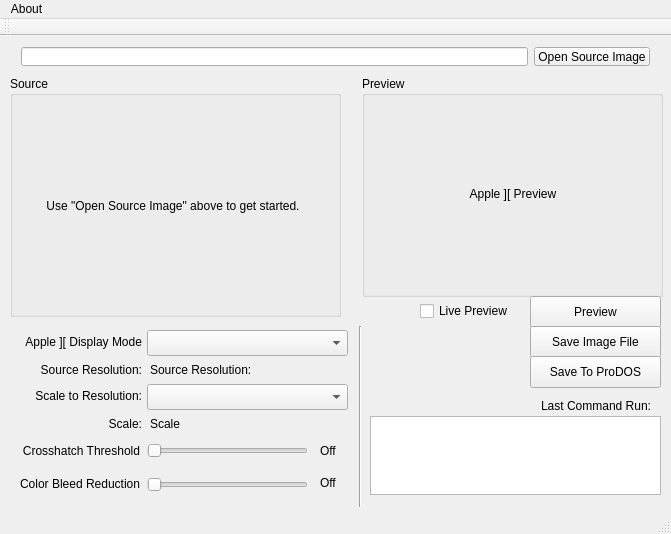
Above: buckshot/mainwindow.ui from digarok/buckshot before the change. Below: the same form after it.
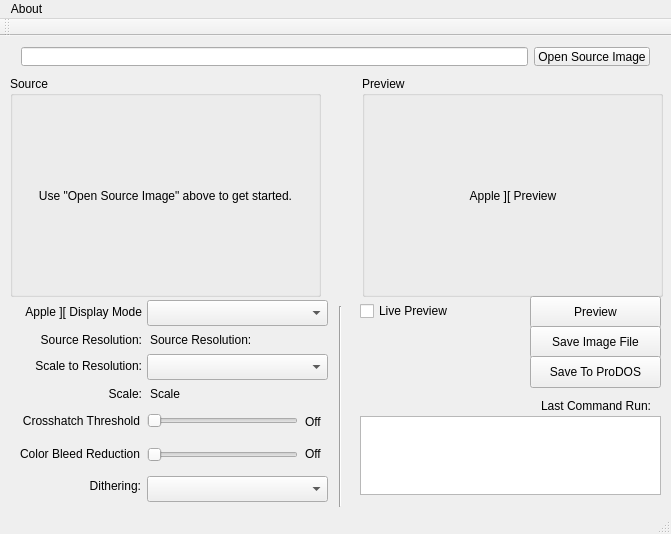
That is the form after the change.

Commit message: add dithering, auxtype

Patch:
```diff
--- a/buckshot/mainwindow.ui
+++ b/buckshot/mainwindow.ui
@@ -19,8 +19,8 @@
      <rect>
       <x>10</x>
       <y>40</y>
-      <width>331</width>
-      <height>241</height>
+      <width>311</width>
+      <height>221</height>
      </rect>
     </property>
     <property name="title">
@@ -30,9 +30,9 @@
      <property name="geometry">
       <rect>
        <x>10</x>
-       <y>25</y>
-       <width>306</width>
-       <height>210</height>
+       <y>24</y>
+       <width>291</width>
+       <height>191</height>
       </rect>
      </property>
      <property name="text">
@@ -59,7 +59,7 @@
      <property name="geometry">
       <rect>
        <x>11</x>
-       <y>22</y>
+       <y>24</y>
        <width>280</width>
        <height>192</height>
       </rect>
@@ -110,8 +110,8 @@
    <widget class="QLabel" name="label_crossHatch">
     <property name="geometry">
      <rect>
-      <x>320</x>
-      <y>407</y>
+      <x>305</x>
+      <y>378</y>
       <width>31</width>
       <height>16</height>
      </rect>
@@ -123,8 +123,8 @@
    <widget class="QLabel" name="label_colorBleed">
     <property name="geometry">
      <rect>
-      <x>320</x>
-      <y>439</y>
+      <x>305</x>
+      <y>410</y>
       <width>31</width>
       <height>16</height>
      </rect>
@@ -136,7 +136,7 @@
    <widget class="QCheckBox" name="checkBox_livePreview">
     <property name="geometry">
      <rect>
-      <x>420</x>
+      <x>360</x>
       <y>260</y>
       <width>101</width>
       <height>30</height>
@@ -150,8 +150,8 @@
     <property name="geometry">
      <rect>
       <x>147</x>
-      <y>438</y>
-      <width>161</width>
+      <y>408</y>
+      <width>151</width>
       <height>22</height>
      </rect>
     </property>
@@ -163,7 +163,7 @@
     <property name="geometry">
      <rect>
       <x>8</x>
-      <y>296</y>
+      <y>266</y>
       <width>134</width>
       <height>20</height>
      </rect>
@@ -179,8 +179,8 @@
     <property name="geometry">
      <rect>
       <x>147</x>
-      <y>294</y>
-      <width>201</width>
+      <y>264</y>
+      <width>181</width>
       <height>26</height>
      </rect>
     </property>
@@ -189,7 +189,7 @@
     <property name="geometry">
      <rect>
       <x>0</x>
-      <y>438</y>
+      <y>408</y>
       <width>140</width>
       <height>20</height>
      </rect>
@@ -205,7 +205,7 @@
     <property name="geometry">
      <rect>
       <x>105</x>
-      <y>380</y>
+      <y>350</y>
       <width>37</width>
       <height>16</height>
      </rect>
@@ -221,7 +221,7 @@
     <property name="geometry">
      <rect>
       <x>0</x>
-      <y>400</y>
+      <y>370</y>
       <width>140</width>
       <height>30</height>
      </rect>
@@ -237,7 +237,7 @@
     <property name="geometry">
      <rect>
       <x>28</x>
-      <y>326</y>
+      <y>296</y>
       <width>114</width>
       <height>16</height>
      </rect>
@@ -253,8 +253,8 @@
     <property name="geometry">
      <rect>
       <x>147</x>
-      <y>348</y>
-      <width>201</width>
+      <y>318</y>
+      <width>181</width>
       <height>26</height>
      </rect>
     </property>
@@ -263,8 +263,8 @@
     <property name="geometry">
      <rect>
       <x>147</x>
-      <y>404</y>
-      <width>161</width>
+      <y>374</y>
+      <width>151</width>
       <height>22</height>
      </rect>
     </property>
@@ -279,7 +279,7 @@
     <property name="geometry">
      <rect>
       <x>150</x>
-      <y>326</y>
+      <y>296</y>
       <width>211</width>
       <height>16</height>
      </rect>
@@ -292,7 +292,7 @@
     <property name="geometry">
      <rect>
       <x>21</x>
-      <y>350</y>
+      <y>320</y>
       <width>121</width>
       <height>20</height>
      </rect>
@@ -308,7 +308,7 @@
     <property name="geometry">
      <rect>
       <x>150</x>
-      <y>380</y>
+      <y>350</y>
       <width>211</width>
       <height>16</height>
      </rect>
@@ -336,15 +336,15 @@
    <widget class="QPlainTextEdit" name="plainTextEdit_lastCmd">
     <property name="geometry">
      <rect>
-      <x>370</x>
+      <x>360</x>
       <y>380</y>
-      <width>291</width>
+      <width>301</width>
       <height>79</height>
      </rect>
     </property>
     <property name="font">
      <font>
-      <pointsize>9</pointsize>
+      <pointsize>10</pointsize>
      </font>
     </property>
    </widget>
@@ -364,10 +364,10 @@
    <widget class="Line" name="line">
     <property name="geometry">
      <rect>
-      <x>350</x>
-      <y>290</y>
+      <x>330</x>
+      <y>270</y>
       <width>20</width>
-      <height>181</height>
+      <height>201</height>
      </rect>
     </property>
     <property name="orientation">
@@ -387,6 +387,32 @@
      <string>Save To ProDOS</string>
     </property>
    </widget>
+   <widget class="QLabel" name="label_8">
+    <property name="geometry">
+     <rect>
+      <x>20</x>
+      <y>440</y>
+      <width>121</width>
+      <height>20</height>
+     </rect>
+    </property>
+    <property name="text">
+     <string>Dithering:</string>
+    </property>
+    <property name="alignment">
+     <set>Qt::AlignRight|Qt::AlignTrailing|Qt::AlignVCenter</set>
+    </property>
+   </widget>
+   <widget class="QComboBox" name="comboBox_dithering">
+    <property name="geometry">
+     <rect>
+      <x>147</x>
+      <y>440</y>
+      <width>181</width>
+      <height>26</height>
+     </rect>
+    </property>
+   </widget>
   </widget>
   <widget class="QMenuBar" name="menuBar">
    <property name="geometry">
```
Left out of the diff: 6 changed lines with no effect on the pictures. The commit also changes 3 other files.
